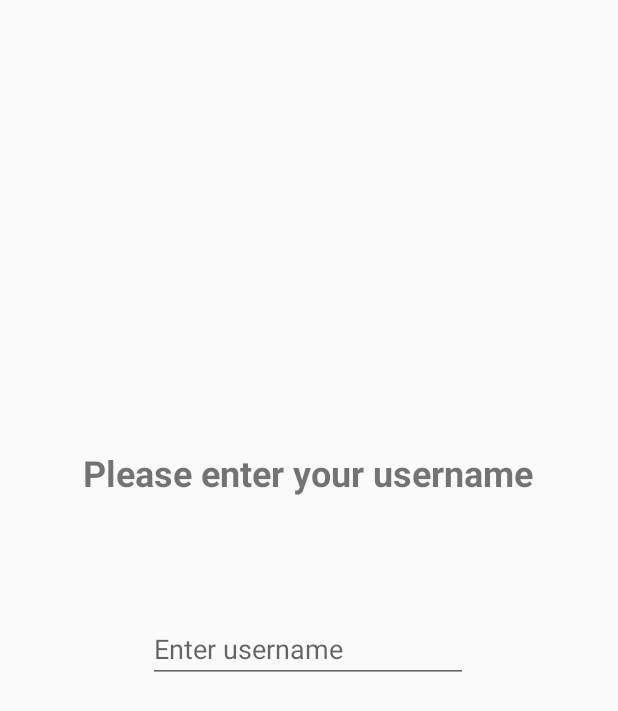
After one commit to drwitteck/MapChatApp, an Android app: the fragment RegisterFragment shown on its own in the app's theme, on a phone screen of 412 x 824 dp. The commit adds this screen. Shown: the top 711 px of the screen. Run offline under Robolectric (Android 15) with nearby library versions, the phone set to English and light mode, and no system bars; our stand-ins replace Volley; network calls fail.

Commit message:
Added fragment to POST username and coordinates

```diff
--- a/app/src/main/java/com/example/derekwitteck/mapchatapp/MapFragment.java
+++ b/app/src/main/java/com/example/derekwitteck/mapchatapp/Fragments/MapFragment.java
@@ -1,4 +1,4 @@
-package com.example.derekwitteck.mapchatapp;
+package com.example.derekwitteck.mapchatapp.Fragments;
 
 import android.Manifest;
 import android.content.pm.PackageManager;
@@ -13,6 +13,7 @@ import android.view.View;
 import android.view.ViewGroup;
 import android.widget.Toast;
 
+import com.example.derekwitteck.mapchatapp.R;
 import com.google.android.gms.maps.CameraUpdate;
 import com.google.android.gms.maps.CameraUpdateFactory;
 import com.google.android.gms.maps.GoogleMap;
--- a/app/src/main/java/com/example/derekwitteck/mapchatapp/PartnersFragment.java
+++ b/app/src/main/java/com/example/derekwitteck/mapchatapp/Fragments/PartnersFragment.java
@@ -1,4 +1,4 @@
-package com.example.derekwitteck.mapchatapp;
+package com.example.derekwitteck.mapchatapp.Fragments;
 
 import android.app.Activity;
 import android.content.Context;
@@ -15,6 +15,8 @@ import com.android.volley.RequestQueue;
 import com.android.volley.Response;
 import com.android.volley.VolleyError;
 import com.android.volley.toolbox.JsonArrayRequest;
+import com.example.derekwitteck.mapchatapp.R;
+import com.example.derekwitteck.mapchatapp.RequestQueueSingleton;
 
 import org.json.JSONArray;
 import org.json.JSONException;
--- /dev/null
+++ b/app/src/main/java/com/example/derekwitteck/mapchatapp/Fragments/RegisterFragment.java
@@ -0,0 +1,79 @@
+package com.example.derekwitteck.mapchatapp.Fragments;
+
+import android.content.Context;
+import android.net.Uri;
+import android.os.Bundle;
+import android.app.Fragment;
+import android.util.Log;
+import android.view.LayoutInflater;
+import android.view.View;
+import android.view.ViewGroup;
+import android.widget.EditText;
+
+import com.android.volley.Request;
+import com.android.volley.RequestQueue;
+import com.android.volley.Response;
+import com.android.volley.VolleyError;
+import com.android.volley.toolbox.StringRequest;
+import com.example.derekwitteck.mapchatapp.R;
+import com.example.derekwitteck.mapchatapp.RequestQueueSingleton;
+
+import java.util.HashMap;
+import java.util.Map;
+
+public class RegisterFragment extends Fragment {
+    private EditText mEditText;
+    private String username;
+    private String mJsonURL = "https://kamorris.com/lab/register_location.php";
+    RequestQueue requestQueue;
+
+    public RegisterFragment() {
+        // Required empty public constructor
+    }
+
+    @Override
+    public void onCreate(Bundle savedInstanceState) {
+        super.onCreate(savedInstanceState);
+    }
+
+    @Override
+    public View onCreateView(LayoutInflater inflater, ViewGroup container,
+                             Bundle savedInstanceState) {
+
+        View v = inflater.inflate(R.layout.fragment_register, container, false);
+
+        mEditText = v.findViewById(R.id.editTextUsername);
+        username = mEditText.getText().toString();
+
+        requestQueue = RequestQueueSingleton.getInstance(getActivity())
+                .getRequestQueue();
+
+        StringRequest postRequest = new StringRequest(Request.Method.POST, mJsonURL,
+                new Response.Listener<String>() {
+                    @Override
+                    public void onResponse(String response) {
+                        Log.e("Response", response);
+                    }
+                },
+                new Response.ErrorListener() {
+                    @Override
+                    public void onErrorResponse(VolleyError error) {
+                        //Log.d("Error.Response", response);
+                    }
+                }
+        ){
+            @Override
+            protected Map<String, String> getParams(){
+                Map<String, String> params = new HashMap<String, String>();
+                params.put("Username", username);
+                params.put("Latitude", "123");
+                params.put("Longitude", "456");
+
+                return params;
+            }
+        };
+        requestQueue.add(postRequest);
+        // Inflate the layout for this fragment
+        return v;
+    }
+}
--- a/app/src/main/java/com/example/derekwitteck/mapchatapp/MainActivity.java
+++ b/app/src/main/java/com/example/derekwitteck/mapchatapp/MainActivity.java
@@ -7,6 +7,8 @@ import android.support.v7.app.AppCompatActivity;
 import android.support.v7.widget.Toolbar;
 import android.util.Log;
 
+import com.example.derekwitteck.mapchatapp.Fragments.MapFragment;
+import com.example.derekwitteck.mapchatapp.Fragments.PartnersFragment;
 
 
 public class MainActivity extends AppCompatActivity {
--- a/app/src/main/res/layout/fragment_map.xml
+++ b/app/src/main/res/layout/fragment_map.xml
@@ -3,7 +3,7 @@
     xmlns:tools="http://schemas.android.com/tools"
     android:layout_width="match_parent"
     android:layout_height="match_parent"
-    tools:context=".MapFragment">
+    tools:context=".Fragments.MapFragment">
 
     <com.google.android.gms.maps.MapView
         android:id="@+id/map"
--- a/app/src/main/res/layout/fragment_partners.xml
+++ b/app/src/main/res/layout/fragment_partners.xml
@@ -33,7 +33,7 @@
     <!--xmlns:tools="http://schemas.android.com/tools"-->
     <!--android:layout_width="match_parent"-->
     <!--android:layout_height="match_parent"-->
-    <!--tools:context="com.example.derekwitteck.mapchatapp.PartnersFragment">-->
+    <!--tools:contecom.example.derekwitteck.mapchatapp.Fragments.PartnersFragmentment">-->
 
     <!--<TextView-->
     <!--android:id="@+id/json_data"-->
--- /dev/null
+++ b/app/src/main/res/layout/fragment_register.xml
@@ -0,0 +1,46 @@
+<?xml version="1.0" encoding="utf-8"?>
+<android.support.constraint.ConstraintLayout
+    xmlns:android="http://schemas.android.com/apk/res/android"
+    xmlns:app="http://schemas.android.com/apk/res-auto"
+    xmlns:tools="http://schemas.android.com/tools"
+    android:layout_width="match_parent"
+    android:layout_height="match_parent"
+    tools:context="com.example.derekwitteck.mapchatapp.Fragments.RegisterFragment">
+
+    <TextView
+        android:id="@+id/instructions"
+        android:layout_width="wrap_content"
+        android:layout_height="wrap_content"
+        android:layout_marginBottom="8dp"
+        android:layout_marginEnd="8dp"
+        android:layout_marginStart="8dp"
+        android:layout_marginTop="8dp"
+        android:text="Please enter your username"
+        android:textSize="24sp"
+        android:textStyle="bold"
+        app:layout_constraintBottom_toTopOf="@+id/editTextUsername"
+        app:layout_constraintEnd_toEndOf="parent"
+        app:layout_constraintHorizontal_bias="0.494"
+        app:layout_constraintStart_toStartOf="parent"
+        app:layout_constraintTop_toTopOf="parent"
+        app:layout_constraintVertical_bias="0.805" />
+
+    <EditText
+        android:id="@+id/editTextUsername"
+        android:layout_width="wrap_content"
+        android:layout_height="wrap_content"
+        android:layout_marginBottom="8dp"
+        android:layout_marginEnd="8dp"
+        android:layout_marginStart="8dp"
+        android:layout_marginTop="388dp"
+        android:ems="10"
+        android:hint="Enter username"
+        android:inputType="textPersonName"
+        app:layout_constraintBottom_toBottomOf="parent"
+        app:layout_constraintEnd_toEndOf="parent"
+        app:layout_constraintHorizontal_bias="0.497"
+        app:layout_constraintStart_toStartOf="parent"
+        app:layout_constraintTop_toTopOf="parent"
+        app:layout_constraintVertical_bias="0.058" />
+
+</android.support.constraint.ConstraintLayout>
```
